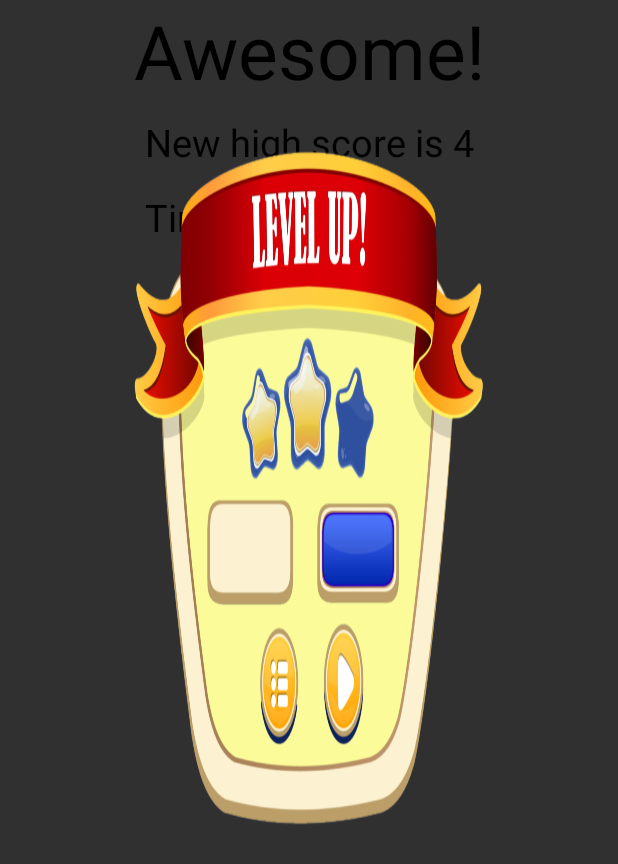
After one commit to SzmidtAn/Memory-Game-App20, an Android app: the layout dialog_win.xml on its own in the app's theme, with its tools: preview values and no code run, on a phone screen of 412 x 824 dp. The commit adds this screen. Shown: the top 864 px of the screen. Run offline under Robolectric (Android 15) with nearby library versions, the phone set to English and light mode, and no system bars.

```diff
--- a/app/src/main/AndroidManifest.xml
+++ b/app/src/main/AndroidManifest.xml
@@ -26,6 +26,9 @@
 
         </activity>
 
+        <service android:name=".BackGroundMusic" />
+
+
     </application>
 
 </manifest>
--- a/app/src/main/java/com/example/lektion2/PlayActivity.kt
+++ b/app/src/main/java/com/example/lektion2/PlayActivity.kt
@@ -78,9 +78,7 @@ class PlayActivity : AppCompatActivity() {
         elementsRecyclerView.apply {
             layoutManager = GridLayoutManager(this@PlayActivity, numberOfSpanToPlay)
             adapter = RecyclerViewAdapter(elementsRecyclerView, animals, numberOfCardsToPlay)
-
-
-
+            elementsRecyclerView.isLayoutFrozen=true
         }
 
         textPoint= findViewById<TextView>(R.id.pointsTextView)
--- a/app/src/main/java/com/example/lektion2/QuestActivity.kt
+++ b/app/src/main/java/com/example/lektion2/QuestActivity.kt
@@ -30,6 +30,7 @@ class QuestActivity : AppCompatActivity() {
         levelsRecyclerView.apply {
             layoutManager = GridLayoutManager(this@QuestActivity, 4)
             adapter = LevelRecyclerViewAdapter(listOfLevels)
+            levelsRecyclerView.isLayoutFrozen=true
         }
 
 
--- a/app/src/main/java/com/example/lektion2/RecyclerViewAdapter.kt
+++ b/app/src/main/java/com/example/lektion2/RecyclerViewAdapter.kt
@@ -64,6 +64,9 @@ class RecyclerViewAdapter(private val mRecyclerList: RecyclerView?, list: Mutabl
         Handler().postDelayed({
         holder.imageElement.isEnabled=true
             element.turnCard(holder.imageElement, element.imageDefault)
+
+            mediaPlayerBackgrundMusic?.stop()
+
         }, 3000)
 
 
--- /dev/null
+++ b/app/src/main/res/layout/dialog_win.xml
@@ -0,0 +1,54 @@
+<?xml version="1.0" encoding="utf-8"?>
+<androidx.constraintlayout.widget.ConstraintLayout xmlns:android="http://schemas.android.com/apk/res/android"
+    xmlns:app="http://schemas.android.com/apk/res-auto"
+    xmlns:tools="http://schemas.android.com/tools"
+    android:layout_width="match_parent"
+    android:layout_height="650dp"
+    tools:context=".PlayActivity"
+
+    android:foreground="@drawable/lll">
+
+
+    <TextView
+        android:id="@+id/textView4"
+        android:layout_width="wrap_content"
+        android:layout_height="wrap_content"
+        android:layout_margin="30dp"
+        android:text="Awesome!"
+        android:textColor="#000"
+        android:textSize="50sp"
+        app:layout_constraintLeft_toLeftOf="parent"
+        app:layout_constraintRight_toRightOf="parent"
+
+        app:layout_constraintTop_toBottomOf="@id/imageView7"
+        tools:layout_editor_absoluteX="158dp"
+        tools:layout_editor_absoluteY="188dp" />
+
+    <TextView
+        android:id="@+id/movesTextView"
+        android:layout_width="wrap_content"
+        android:layout_height="wrap_content"
+        android:layout_margin="10dp"
+        android:layout_marginTop="30dp"
+        android:text="New high score is 4"
+        android:textColor="#000"
+        android:textSize="25sp"
+        app:layout_constraintLeft_toLeftOf="parent"
+        app:layout_constraintRight_toRightOf="parent"
+
+        app:layout_constraintTop_toBottomOf="@id/textView4" />
+
+    <TextView
+        android:id="@+id/timeDialogWinTextView"
+        android:layout_width="wrap_content"
+        android:layout_height="wrap_content"
+        android:layout_marginTop="15dp"
+        android:text="Time:"
+        android:textColor="#000"
+        android:textSize="25sp"
+        app:layout_constraintLeft_toLeftOf="@id/movesTextView"
+        app:layout_constraintTop_toBottomOf="@id/movesTextView"
+        tools:layout_editor_absoluteX="115dp"
+        tools:layout_editor_absoluteY="140dp" />
+
+</androidx.constraintlayout.widget.ConstraintLayout>
```
Also changed, not shown: app/src/main/java/com/example/lektion2/BackGroundMusic.kt (+26 -7 lines), app/src/main/java/com/example/lektion2/HomeActivity.kt (+10 -5 lines), app/src/main/res/layout/quest_activity.xml (+4 -4 lines), app/src/main/res/drawable/lev.png (added), app/src/main/res/drawable/levelcompl.png (added), app/src/main/res/drawable/lll.png (added).
